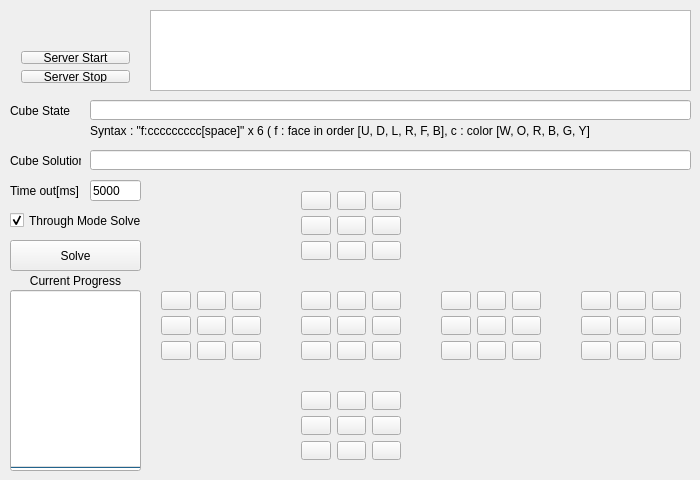
Qt form widget.ui (corikicchi/CubeSolver) before a commit.
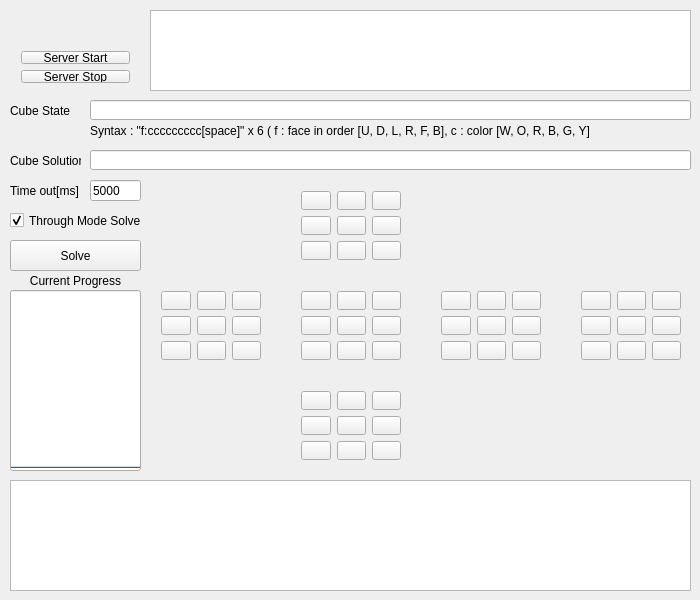
The same form after that commit.

Commit message: Add solver classes.

Patch:
```diff
--- a/widget.ui
+++ b/widget.ui
@@ -7,7 +7,7 @@
     <x>0</x>
     <y>0</y>
     <width>700</width>
-    <height>480</height>
+    <height>600</height>
    </rect>
   </property>
   <property name="windowTitle">
@@ -686,6 +686,16 @@
     <string>Solve</string>
    </property>
   </widget>
+  <widget class="QTextBrowser" name="textBrowserSolver">
+   <property name="geometry">
+    <rect>
+     <x>10</x>
+     <y>480</y>
+     <width>681</width>
+     <height>111</height>
+    </rect>
+   </property>
+  </widget>
  </widget>
  <layoutdefault spacing="6" margin="11"/>
  <resources/>
```
The commit also changes 26 other files.
